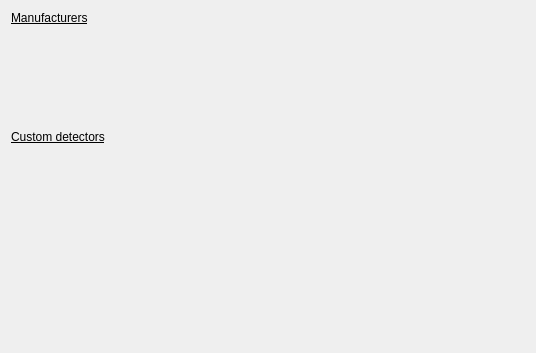
Before: the Qt Designer form pyFAI/resources/gui/detector-selection-drop.ui in silx-kit/pyFAI, drawn with Qt 5.
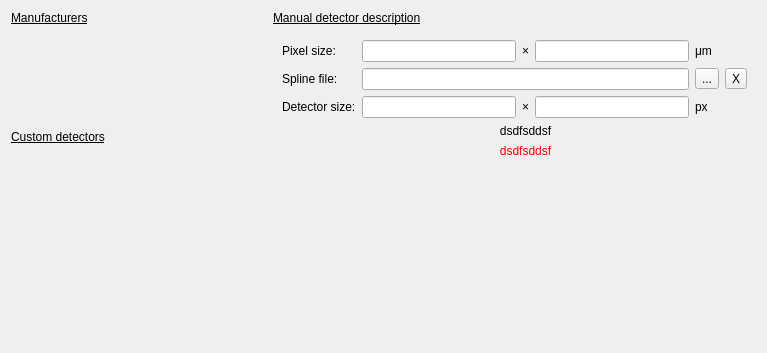
After: the same form once the commit is applied. The open tabs and pages were chosen to show the change. Custom widgets are drawn as their Qt base class.

Commit message: Allow to create and edit custom manual detector

Diff of the .ui file:
```diff
--- a/pyFAI/resources/gui/detector-selection-drop.ui
+++ b/pyFAI/resources/gui/detector-selection-drop.ui
@@ -6,7 +6,7 @@
    <rect>
     <x>0</x>
     <y>0</y>
-    <width>536</width>
+    <width>767</width>
     <height>353</height>
    </rect>
   </property>
@@ -277,12 +277,247 @@
        </item>
       </layout>
      </widget>
-     <widget class="QWidget" name="_manualPanel"/>
+     <widget class="QWidget" name="_manualPanel">
+      <layout class="QVBoxLayout" name="verticalLayout_2">
+       <property name="margin">
+        <number>0</number>
+       </property>
+       <item>
+        <widget class="QLabel" name="label_6">
+         <property name="sizePolicy">
+          <sizepolicy hsizetype="Fixed" vsizetype="Preferred">
+           <horstretch>0</horstretch>
+           <verstretch>0</verstretch>
+          </sizepolicy>
+         </property>
+         <property name="font">
+          <font>
+           <underline>true</underline>
+          </font>
+         </property>
+         <property name="text">
+          <string>Manual detector description</string>
+         </property>
+        </widget>
+       </item>
+       <item>
+        <widget class="QWidget" name="widget_2" native="true">
+         <property name="sizePolicy">
+          <sizepolicy hsizetype="Preferred" vsizetype="Expanding">
+           <horstretch>0</horstretch>
+           <verstretch>0</verstretch>
+          </sizepolicy>
+         </property>
+         <layout class="QGridLayout" name="gridLayout_2">
+          <item row="2" column="0">
+           <widget class="QLabel" name="label_5">
+            <property name="text">
+             <string>Spline file:</string>
+            </property>
+            <property name="buddy">
+             <cstring>_image</cstring>
+            </property>
+           </widget>
+          </item>
+          <item row="2" column="5">
+           <widget class="QToolButton" name="_splineRemove">
+            <property name="text">
+             <string>X</string>
+            </property>
+           </widget>
+          </item>
+          <item row="0" column="2">
+           <widget class="QLabel" name="_energyUnit_3">
+            <property name="sizePolicy">
+             <sizepolicy hsizetype="Fixed" vsizetype="Preferred">
+              <horstretch>0</horstretch>
+              <verstretch>0</verstretch>
+             </sizepolicy>
+            </property>
+            <property name="text">
+             <string>×</string>
+            </property>
+           </widget>
+          </item>
+          <item row="3" column="3">
+           <widget class="QuantityEdit" name="_detectorHeight">
+            <property name="text">
+             <string/>
+            </property>
+            <property name="alignment">
+             <set>Qt::AlignRight|Qt::AlignTrailing|Qt::AlignVCenter</set>
+            </property>
+           </widget>
+          </item>
+          <item row="3" column="2">
+           <widget class="QLabel" name="_energyUnit_7">
+            <property name="sizePolicy">
+             <sizepolicy hsizetype="Fixed" vsizetype="Preferred">
+              <horstretch>0</horstretch>
+              <verstretch>0</verstretch>
+             </sizepolicy>
+            </property>
+            <property name="text">
+             <string>×</string>
+            </property>
+           </widget>
+          </item>
+          <item row="3" column="4">
+           <widget class="QLabel" name="_energyUnit_8">
+            <property name="sizePolicy">
+             <sizepolicy hsizetype="Fixed" vsizetype="Preferred">
+              <horstretch>0</horstretch>
+              <verstretch>0</verstretch>
+             </sizepolicy>
+            </property>
+            <property name="text">
+             <string>px</string>
+            </property>
+           </widget>
+          </item>
+          <item row="3" column="0">
+           <widget class="QLabel" name="_energyUnit_5">
+            <property name="sizePolicy">
+             <sizepolicy hsizetype="Fixed" vsizetype="Preferred">
+              <horstretch>0</horstretch>
+              <verstretch>0</verstretch>
+             </sizepolicy>
+            </property>
+            <property name="text">
+             <string>Detector size:</string>
+            </property>
+           </widget>
+          </item>
+          <item row="0" column="0">
+           <widget class="QLabel" name="_energyUnit_2">
+            <property name="sizePolicy">
+             <sizepolicy hsizetype="Fixed" vsizetype="Preferred">
+              <horstretch>0</horstretch>
+              <verstretch>0</verstretch>
+             </sizepolicy>
+            </property>
+            <property name="text">
+             <string>Pixel size:</string>
+            </property>
+           </widget>
+          </item>
+          <item row="6" column="0">
+           <spacer name="verticalSpacer_4">
+            <property name="orientation">
+             <enum>Qt::Vertical</enum>
+            </property>
+            <property name="sizeHint" stdset="0">
+             <size>
+              <width>20</width>
+              <height>40</height>
+             </size>
+            </property>
+           </spacer>
+          </item>
+          <item row="2" column="4">
+           <widget class="QToolButton" name="_splineLoader">
+            <property name="text">
+             <string>...</string>
+            </property>
+           </widget>
+          </item>
+          <item row="3" column="1">
+           <widget class="QuantityEdit" name="_detectorWidth">
+            <property name="text">
+             <string/>
+            </property>
+            <property name="alignment">
+             <set>Qt::AlignRight|Qt::AlignTrailing|Qt::AlignVCenter</set>
+            </property>
+           </widget>
+          </item>
+          <item row="2" column="1" colspan="3">
+           <widget class="FileEdit" name="_splineFile">
+            <property name="text">
+             <string/>
+            </property>
+           </widget>
+          </item>
+          <item row="0" column="3">
+           <widget class="QuantityEdit" name="_pixelHeight">
+            <property name="text">
+             <string/>
+            </property>
+            <property name="alignment">
+             <set>Qt::AlignRight|Qt::AlignTrailing|Qt::AlignVCenter</set>
+            </property>
+           </widget>
+          </item>
+          <item row="0" column="1">
+           <widget class="QuantityEdit" name="_pixelWidth">
+            <property name="text">
+             <string/>
+            </property>
+            <property name="alignment">
+             <set>Qt::AlignRight|Qt::AlignTrailing|Qt::AlignVCenter</set>
+            </property>
+           </widget>
+          </item>
+          <item row="0" column="4">
+           <widget class="QLabel" name="_energyUnit">
+            <property name="sizePolicy">
+             <sizepolicy hsizetype="Fixed" vsizetype="Preferred">
+              <horstretch>0</horstretch>
+              <verstretch>0</verstretch>
+             </sizepolicy>
+            </property>
+            <property name="text">
+             <string>μm</string>
+            </property>
+           </widget>
+          </item>
+          <item row="4" column="1" colspan="3">
+           <widget class="QLabel" name="_customResult">
+            <property name="styleSheet">
+             <string notr="true"/>
+            </property>
+            <property name="text">
+             <string>dsdfsddsf</string>
+            </property>
+            <property name="alignment">
+             <set>Qt::AlignCenter</set>
+            </property>
+            <property name="wordWrap">
+             <bool>true</bool>
+            </property>
+           </widget>
+          </item>
+          <item row="5" column="1" colspan="3">
+           <widget class="QLabel" name="_customError">
+            <property name="styleSheet">
+             <string notr="true">QLabel {color:red}</string>
+            </property>
+            <property name="text">
+             <string>dsdfsddsf</string>
+            </property>
+            <property name="alignment">
+             <set>Qt::AlignCenter</set>
+            </property>
+            <property name="wordWrap">
+             <bool>true</bool>
+            </property>
+           </widget>
+          </item>
+         </layout>
+        </widget>
+       </item>
+      </layout>
+     </widget>
     </widget>
    </item>
   </layout>
  </widget>
  <customwidgets>
+  <customwidget>
+   <class>QuantityEdit</class>
+   <extends>QLineEdit</extends>
+   <header>pyFAI.gui.calibration.QuantityEdit</header>
+  </customwidget>
   <customwidget>
    <class>FileEdit</class>
    <extends>QLineEdit</extends>
```
Left out of the diff: 84 changed lines with no effect on the pictures. The commit also changes 1 other file.
